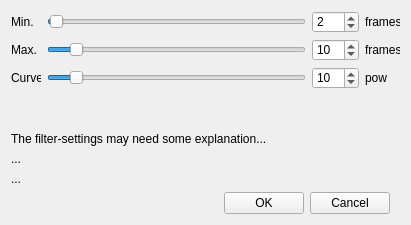
Before: the Qt Designer form FTNoIR_Filter_EWMA2/FTNoIR_FilterControls.ui in aavendan/facetracknoir, drawn with Qt 5.
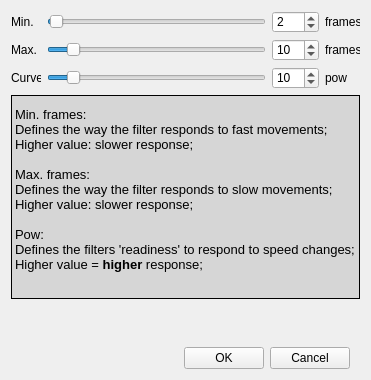
After: the same form once the commit is applied. Icons and pictures are not drawn.

Commit message: Changed Tracker code, so the DLL's are true plug-ins. FaceTrackNoIR will scan the bin folder for FTNoIR_Tracker*.dll and put the names in the combobox. All Trackers have 3 new member-functions (like the filters).

```diff
--- a/FTNoIR_Filter_EWMA2/FTNoIR_FilterControls.ui
+++ b/FTNoIR_Filter_EWMA2/FTNoIR_FilterControls.ui
@@ -6,10 +6,16 @@
    <rect>
     <x>0</x>
     <y>0</y>
-    <width>411</width>
-    <height>225</height>
+    <width>371</width>
+    <height>380</height>
    </rect>
   </property>
+  <property name="minimumSize">
+   <size>
+    <width>0</width>
+    <height>380</height>
+   </size>
+  </property>
   <property name="windowTitle">
    <string>EWMA2 Filter settings FaceTrackNoIR</string>
   </property>
@@ -28,30 +34,13 @@
   </property>
   <layout class="QVBoxLayout" name="_vertical_layout">
    <item>
+    <layout class="QVBoxLayout" name="verticalLayout_2">
+     <property name="sizeConstraint">
+      <enum>QLayout::SetMinimumSize</enum>
+     </property>
+     <item>
     <layout class="QGridLayout" name="gridLayout">
-     <item row="0" column="0">
-      <widget class="QLabel" name="lblInvert1_6">
-       <property name="minimumSize">
-        <size>
-         <width>0</width>
-         <height>0</height>
-        </size>
-       </property>
-       <property name="maximumSize">
-        <size>
-         <width>30</width>
-         <height>16777215</height>
-        </size>
-       </property>
-       <property name="styleSheet">
-        <string notr="true"/>
-       </property>
-       <property name="text">
-        <string>Min.</string>
-       </property>
-      </widget>
-     </item>
-     <item row="1" column="0">
+       <item row="3" column="0">
       <widget class="QLabel" name="lblInvert1_7">
        <property name="minimumSize">
         <size>
@@ -73,7 +62,7 @@
        </property>
       </widget>
      </item>
-     <item row="2" column="0">
+       <item row="4" column="0">
       <widget class="QLabel" name="lblInvert1_8">
        <property name="minimumSize">
         <size>
@@ -95,7 +84,7 @@
        </property>
       </widget>
      </item>
-     <item row="0" column="1">
+       <item row="2" column="1">
       <widget class="QSlider" name="minSmooth">
        <property name="minimumSize">
         <size>
@@ -123,7 +112,7 @@
        </property>
       </widget>
      </item>
-     <item row="0" column="2">
+       <item row="2" column="2">
       <widget class="QSpinBox" name="spinMinSmooth">
        <property name="minimumSize">
         <size>
@@ -148,7 +137,7 @@
        </property>
       </widget>
      </item>
-     <item row="0" column="3">
+       <item row="2" column="3">
       <widget class="QLabel" name="lblInvert1">
        <property name="minimumSize">
         <size>
@@ -170,7 +159,7 @@
        </property>
       </widget>
      </item>
-     <item row="1" column="1">
+       <item row="3" column="1">
       <widget class="QSlider" name="maxSmooth">
        <property name="minimumSize">
         <size>
@@ -198,7 +187,7 @@
        </property>
       </widget>
      </item>
-     <item row="1" column="2">
+       <item row="3" column="2">
       <widget class="QSpinBox" name="spinMaxSmooth">
        <property name="minimumSize">
         <size>
@@ -223,7 +212,7 @@
        </property>
       </widget>
      </item>
-     <item row="1" column="3">
+       <item row="3" column="3">
       <widget class="QLabel" name="lblInvert1_4">
        <property name="minimumSize">
         <size>
@@ -245,7 +234,7 @@
        </property>
       </widget>
      </item>
-     <item row="2" column="1">
+       <item row="4" column="1">
       <widget class="QSlider" name="powCurve">
        <property name="minimumSize">
         <size>
@@ -273,7 +262,7 @@
        </property>
       </widget>
      </item>
-     <item row="2" column="2">
+       <item row="4" column="2">
       <widget class="QSpinBox" name="spinPowCurve">
        <property name="minimumSize">
         <size>
@@ -295,7 +284,7 @@
        </property>
       </widget>
      </item>
-     <item row="2" column="3">
+       <item row="4" column="3">
       <widget class="QLabel" name="lblInvert1_5">
        <property name="minimumSize">
         <size>
@@ -317,6 +306,68 @@
        </property>
       </widget>
      </item>
+       <item row="2" column="0">
+        <widget class="QLabel" name="lblInvert1_6">
+         <property name="minimumSize">
+          <size>
+           <width>0</width>
+           <height>0</height>
+          </size>
+         </property>
+         <property name="maximumSize">
+          <size>
+           <width>30</width>
+           <height>16777215</height>
+          </size>
+         </property>
+         <property name="styleSheet">
+          <string notr="true"/>
+         </property>
+         <property name="text">
+          <string>Min.</string>
+         </property>
+        </widget>
+       </item>
+      </layout>
+     </item>
+     <item>
+      <widget class="QLabel" name="label_4">
+       <property name="minimumSize">
+        <size>
+         <width>0</width>
+         <height>204</height>
+        </size>
+       </property>
+       <property name="styleSheet">
+        <string notr="true">background-color: rgb(214, 214, 214);
+border-color: rgb(0, 0, 0);</string>
+       </property>
+       <property name="frameShape">
+        <enum>QFrame::Box</enum>
+       </property>
+       <property name="text">
+        <string>&lt;!DOCTYPE HTML PUBLIC &quot;-//W3C//DTD HTML 4.0//EN&quot; &quot;http://www.w3.org/TR/REC-html40/strict.dtd&quot;&gt;
+&lt;html&gt;&lt;head&gt;&lt;meta name=&quot;qrichtext&quot; content=&quot;1&quot; /&gt;&lt;style type=&quot;text/css&quot;&gt;
+p, li { white-space: pre-wrap; }
+&lt;/style&gt;&lt;/head&gt;&lt;body style=&quot; font-family:'MS Shell Dlg 2'; font-size:8.25pt; font-weight:400; font-style:normal;&quot;&gt;
+&lt;p style=&quot; margin-top:0px; margin-bottom:0px; margin-left:0px; margin-right:0px; -qt-block-indent:0; text-indent:0px;&quot;&gt;&lt;span style=&quot; font-size:10pt;&quot;&gt;Min. frames:&lt;/span&gt;&lt;/p&gt;
+&lt;p style=&quot; margin-top:0px; margin-bottom:0px; margin-left:0px; margin-right:0px; -qt-block-indent:0; text-indent:0px;&quot;&gt;&lt;span style=&quot; font-size:10pt;&quot;&gt;Defines the way the filter responds to fast movements;&lt;/span&gt;&lt;/p&gt;
+&lt;p style=&quot; margin-top:0px; margin-bottom:0px; margin-left:0px; margin-right:0px; -qt-block-indent:0; text-indent:0px;&quot;&gt;&lt;span style=&quot; font-size:10pt;&quot;&gt;Higher value: slower response;&lt;/span&gt;&lt;/p&gt;
+&lt;p style=&quot;-qt-paragraph-type:empty; margin-top:0px; margin-bottom:0px; margin-left:0px; margin-right:0px; -qt-block-indent:0; text-indent:0px; font-size:10pt;&quot;&gt;&lt;/p&gt;
+&lt;p style=&quot; margin-top:0px; margin-bottom:0px; margin-left:0px; margin-right:0px; -qt-block-indent:0; text-indent:0px;&quot;&gt;&lt;span style=&quot; font-size:10pt;&quot;&gt;Max. frames:&lt;/span&gt;&lt;/p&gt;
+&lt;p style=&quot; margin-top:0px; margin-bottom:0px; margin-left:0px; margin-right:0px; -qt-block-indent:0; text-indent:0px;&quot;&gt;&lt;span style=&quot; font-size:10pt;&quot;&gt;Defines the way the filter responds to slow movements;&lt;/span&gt;&lt;/p&gt;
+&lt;p style=&quot; margin-top:0px; margin-bottom:0px; margin-left:0px; margin-right:0px; -qt-block-indent:0; text-indent:0px;&quot;&gt;&lt;span style=&quot; font-size:10pt;&quot;&gt;Higher value: slower response;&lt;/span&gt;&lt;/p&gt;
+&lt;p style=&quot;-qt-paragraph-type:empty; margin-top:0px; margin-bottom:0px; margin-left:0px; margin-right:0px; -qt-block-indent:0; text-indent:0px; font-size:10pt;&quot;&gt;&lt;/p&gt;
+&lt;p style=&quot; margin-top:0px; margin-bottom:0px; margin-left:0px; margin-right:0px; -qt-block-indent:0; text-indent:0px;&quot;&gt;&lt;span style=&quot; font-size:10pt;&quot;&gt;Pow:&lt;/span&gt;&lt;/p&gt;
+&lt;p style=&quot; margin-top:0px; margin-bottom:0px; margin-left:0px; margin-right:0px; -qt-block-indent:0; text-indent:0px;&quot;&gt;&lt;span style=&quot; font-size:10pt;&quot;&gt;Defines the filters 'readiness' to respond to speed changes;&lt;/span&gt;&lt;/p&gt;
+&lt;p style=&quot; margin-top:0px; margin-bottom:0px; margin-left:0px; margin-right:0px; -qt-block-indent:0; text-indent:0px;&quot;&gt;&lt;span style=&quot; font-size:10pt;&quot;&gt;Higher value = &lt;/span&gt;&lt;span style=&quot; font-size:10pt; font-weight:600;&quot;&gt;higher&lt;/span&gt;&lt;span style=&quot; font-size:10pt;&quot;&gt; response;&lt;/span&gt;&lt;/p&gt;
+&lt;p style=&quot;-qt-paragraph-type:empty; margin-top:0px; margin-bottom:0px; margin-left:0px; margin-right:0px; -qt-block-indent:0; text-indent:0px; font-size:10pt;&quot;&gt;&lt;/p&gt;&lt;/body&gt;&lt;/html&gt;</string>
+       </property>
+       <property name="margin">
+        <number>5</number>
+       </property>
+      </widget>
+     </item>
     </layout>
    </item>
    <item>
@@ -332,34 +383,6 @@
      </property>
     </spacer>
    </item>
-   <item>
-    <layout class="QVBoxLayout" name="verticalLayout">
-     <item>
-      <widget class="QLabel" name="label_2">
-       <property name="text">
-        <string>The filter-settings may need some explanation...</string>
-       </property>
-      </widget>
-     </item>
-     <item>
-      <widget class="QLabel" name="label">
-       <property name="text">
-        <string>...</string>
-       </property>
-       <property name="wordWrap">
-        <bool>true</bool>
-       </property>
-      </widget>
-     </item>
-     <item>
-      <widget class="QLabel" name="label_3">
-       <property name="text">
-        <string>...</string>
-       </property>
-      </widget>
-     </item>
-    </layout>
-   </item>
    <item>
     <layout class="QHBoxLayout" name="horizontalLayout">
      <item>
```
Lines whose indentation alone changed are shown as unchanged. The commit also changes 44 other files.
